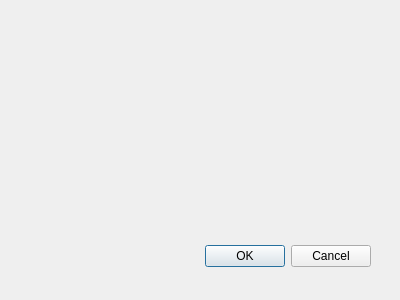
ZulusK/courseWork_1, file src/Facecope/widgets/FSetFaceInfoDialog.ui: the form before one commit.
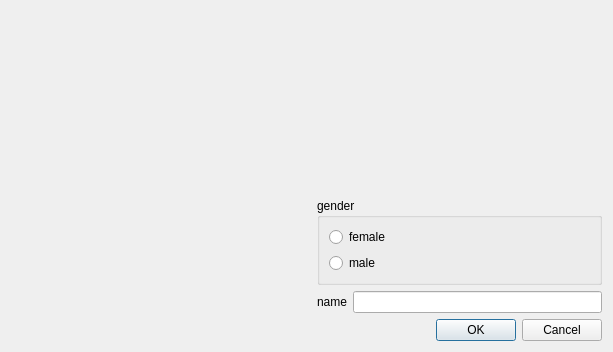
The form after the commit.

```diff
--- a/src/Facecope/widgets/FSetFaceInfoDialog.ui
+++ b/src/Facecope/widgets/FSetFaceInfoDialog.ui
@@ -8,29 +8,98 @@
    <rect>
     <x>0</x>
     <y>0</y>
-    <width>400</width>
-    <height>300</height>
+    <width>613</width>
+    <height>352</height>
    </rect>
   </property>
   <property name="windowTitle">
    <string>Dialog</string>
   </property>
-  <widget class="QDialogButtonBox" name="buttonBox">
-   <property name="geometry">
-    <rect>
-     <x>30</x>
-     <y>240</y>
-     <width>341</width>
-     <height>32</height>
-    </rect>
-   </property>
-   <property name="orientation">
-    <enum>Qt::Horizontal</enum>
-   </property>
-   <property name="standardButtons">
-    <set>QDialogButtonBox::Cancel|QDialogButtonBox::Ok</set>
-   </property>
-  </widget>
+  <layout class="QVBoxLayout" name="verticalLayout_2">
+   <item>
+    <layout class="QHBoxLayout" name="horizontalLayout">
+     <item>
+      <widget class="QLabel" name="face_L">
+       <property name="sizePolicy">
+        <sizepolicy hsizetype="Fixed" vsizetype="Fixed">
+         <horstretch>30</horstretch>
+         <verstretch>30</verstretch>
+        </sizepolicy>
+       </property>
+       <property name="minimumSize">
+        <size>
+         <width>300</width>
+         <height>300</height>
+        </size>
+       </property>
+       <property name="text">
+        <string/>
+       </property>
+      </widget>
+     </item>
+     <item>
+      <layout class="QFormLayout" name="formLayout">
+       <item row="2" column="0" colspan="2">
+        <widget class="QGroupBox" name="groupBox">
+         <property name="title">
+          <string>gender</string>
+         </property>
+         <layout class="QVBoxLayout" name="verticalLayout">
+          <item>
+           <widget class="QRadioButton" name="radioButton_2">
+            <property name="text">
+             <string>female</string>
+            </property>
+           </widget>
+          </item>
+          <item>
+           <widget class="QRadioButton" name="radioButton">
+            <property name="text">
+             <string>male</string>
+            </property>
+           </widget>
+          </item>
+         </layout>
+        </widget>
+       </item>
+       <item row="3" column="0">
+        <widget class="QLabel" name="label_2">
+         <property name="text">
+          <string>name</string>
+         </property>
+        </widget>
+       </item>
+       <item row="1" column="0">
+        <spacer name="verticalSpacer">
+         <property name="orientation">
+          <enum>Qt::Vertical</enum>
+         </property>
+         <property name="sizeHint" stdset="0">
+          <size>
+           <width>20</width>
+           <height>40</height>
+          </size>
+         </property>
+        </spacer>
+       </item>
+       <item row="3" column="1">
+        <widget class="QLineEdit" name="lineEdit"/>
+       </item>
+      </layout>
+     </item>
+    </layout>
+   </item>
+   <item>
+    <widget class="QDialogButtonBox" name="buttonBox">
+     <property name="orientation">
+      <enum>Qt::Horizontal</enum>
+     </property>
+     <property name="standardButtons">
+      <set>QDialogButtonBox::Cancel|QDialogButtonBox::Ok</set>
+     </property>
+    </widget>
+   </item>
+  </layout>
  </widget>
  <pixmapfunction/>
  <resources/>
```
Left out of the diff: 5 changed lines with no effect on the pictures.
